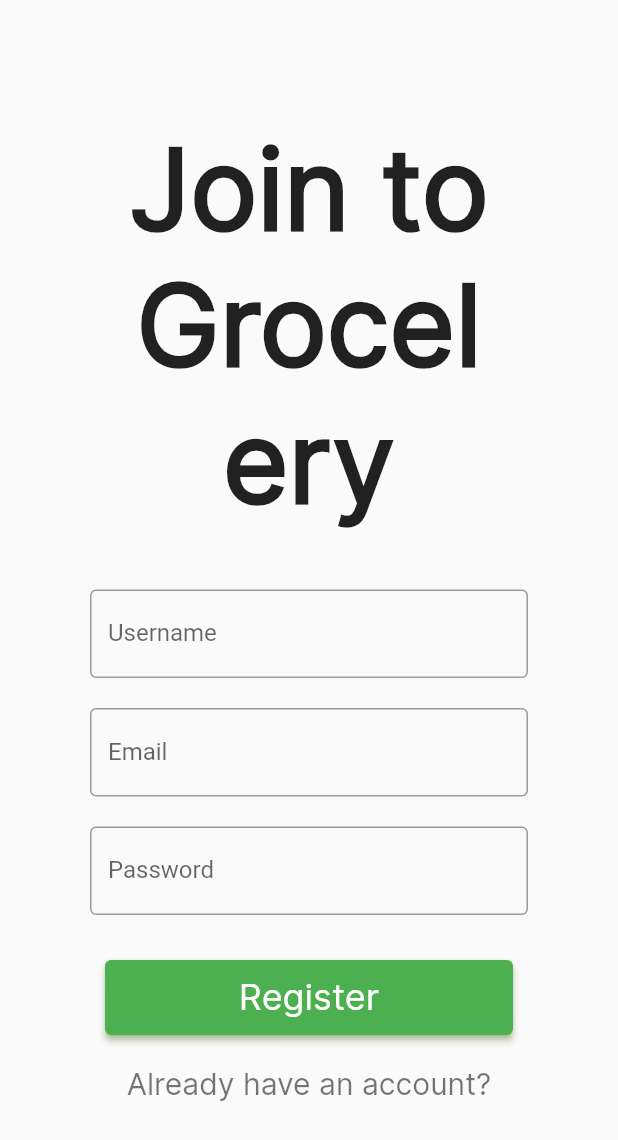
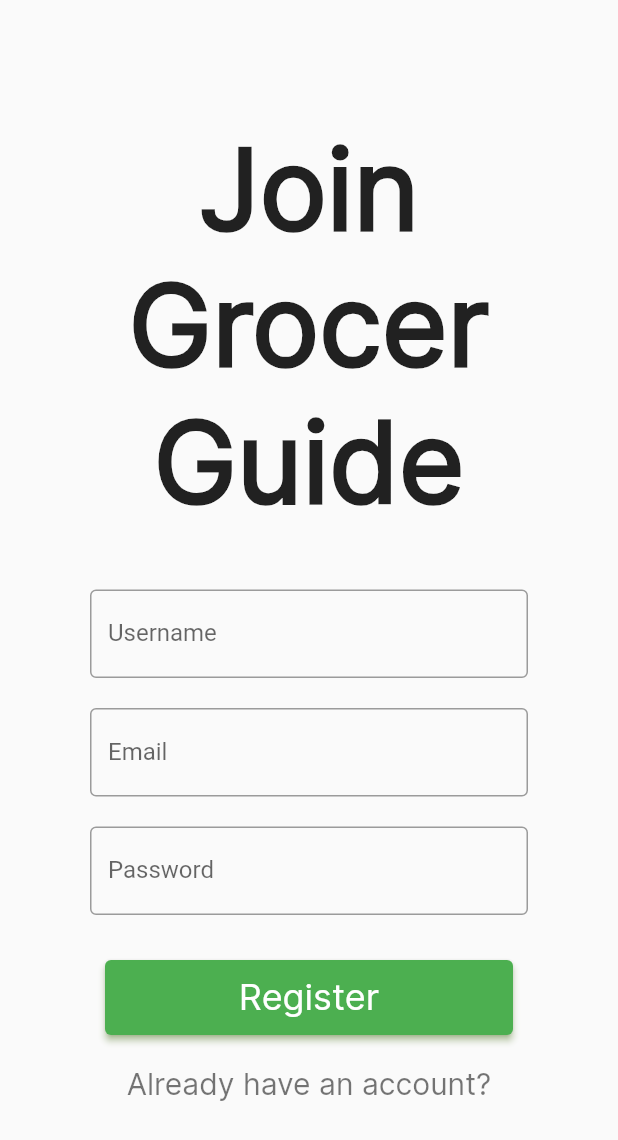
Before and after one commit to DatPika/AppDev2_GrocerGuide, a Flutter app: the Register screen opened directly, on a phone screen of 412 x 824 dp. Shown: the top 1140 px of the screen. Run offline on Flutter 3.47's test engine with Material 2 defaults, Android fonts, the light colour scheme and no system bars; our stand-ins replace cloud_firestore, email_validator, firebase_auth, firebase_core; missing offline and left inert: flutter_material_color_picker; accounts and stored records are empty.

Commit message:
grocelery -> grocer guide

```diff
--- a/AppDevFinalProject/lib/Model.dart
+++ b/AppDevFinalProject/lib/Model.dart
@@ -1,7 +1,6 @@
 import 'dbhelper.dart';
 import 'package:firebase_auth/firebase_auth.dart';
 import 'package:flutter/material.dart';
-import 'package:firebase_core/firebase_core.dart';
 import 'package:firebase_core/firebase_core.dart';
 import 'package:cloud_firestore/cloud_firestore.dart';
 import 'globals.dart' as globals;
--- a/AppDevFinalProject/lib/items.dart
+++ b/AppDevFinalProject/lib/items.dart
@@ -11,7 +11,7 @@ class ItemsPage extends StatefulWidget {
 }
 
 class _ItemsPageState extends State<ItemsPage> {
-  CollectionReference itemColloction = globals.db.firestore.collection('itmes');
+  CollectionReference itemColloction = globals.db.firestore.collection('items');
   late Stream<QuerySnapshot> itemStream;
 
   Future<List<Item>> getAllItem() async {
--- a/AppDevFinalProject/lib/main.dart
+++ b/AppDevFinalProject/lib/main.dart
@@ -86,7 +86,7 @@ class _MyHomePageState extends State<MyHomePage> {
         centerTitle: true,
         backgroundColor: globals.mainColor,
 
-        title: Text('Grocelery', style: TextStyle(
+        title: Text('Grocer Guide', style: TextStyle(
             fontFamily: globals.fontFamily,
             fontSize: 35,
             fontWeight: FontWeight.bold),),
@@ -374,7 +374,7 @@ class _RegisterState extends State<Register> {
                 children: [
                   Container(
                     child: Text(
-                      'Join to Grocelery',
+                      'Join Grocer Guide',
                       textAlign: TextAlign.center,
                       style: TextStyle(
                           fontFamily: globals.fontFamily,
```
